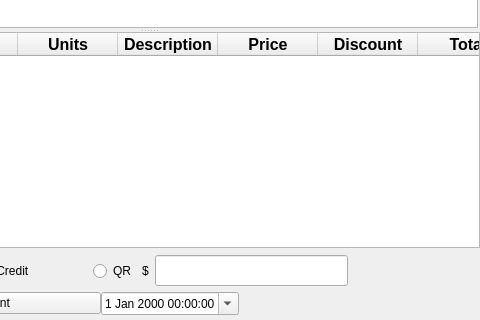
First picture: the form in src/ui/mainview.ui, repository cesarmtz11/iotpos, before the edit; both pictures show x 397 to 877 and y 223 to 543 of the 877 by 543 pixel window.
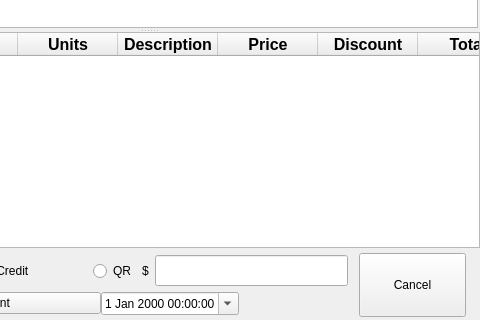
Second picture: the form after the edit. Icons and pictures are not drawn. Custom widgets are drawn as their Qt base class.

Patch:
```diff
--- a/src/ui/mainview.ui
+++ b/src/ui/mainview.ui
@@ -1844,9 +1844,47 @@
                 </layout>
                </widget>
               </widget>
-              <zorder>layoutWidget</zorder>
-              <zorder>stackedWidget</zorder>
-              <zorder>labelCashAmount</zorder>
+              <widget class="QWidget" name="verticalLayoutWidget">
+               <property name="geometry">
+                <rect>
+                 <x>540</x>
+                 <y>0</y>
+                 <width>111</width>
+                 <height>71</height>
+                </rect>
+               </property>
+               <layout class="QVBoxLayout" name="page_cancelBtn">
+                <property name="spacing">
+                 <number>0</number>
+                </property>
+                <property name="topMargin">
+                 <number>2</number>
+                </property>
+                <property name="bottomMargin">
+                 <number>5</number>
+                </property>
+                <item>
+                 <layout class="QHBoxLayout" name="horizontal_cancelBtn">
+                  <item>
+                   <widget class="QPushButton" name="btnCancelPay">
+                    <property name="enabled">
+                     <bool>true</bool>
+                    </property>
+                    <property name="maximumSize">
+                     <size>
+                      <width>107</width>
+                      <height>65</height>
+                     </size>
+                    </property>
+                    <property name="text">
+                     <string>Cancel</string>
+                    </property>
+                   </widget>
+                  </item>
+                 </layout>
+                </item>
+               </layout>
+              </widget>
              </widget>
              <widget class="QWidget" name="page_6">
               <widget class="QWidget" name="horizontalLayoutWidget_3">
@@ -3412,17 +3450,17 @@
   </layout>
  </widget>
  <customwidgets>
+  <customwidget>
+   <class>MibitLineEdit</class>
+   <extends>QLineEdit</extends>
+   <header>../../mibitWidgets/mibitlineedit.h</header>
+  </customwidget>
   <customwidget>
    <class>KPlotWidget</class>
    <extends>QFrame</extends>
    <header>kplotwidget.h</header>
    <container>1</container>
   </customwidget>
-  <customwidget>
-   <class>MibitLineEdit</class>
-   <extends>QLineEdit</extends>
-   <header>../../mibitWidgets/mibitlineedit.h</header>
-  </customwidget>
  </customwidgets>
  <resources/>
  <connections/>
```
Left out of the diff: 302 changed lines with no effect on the pictures.
